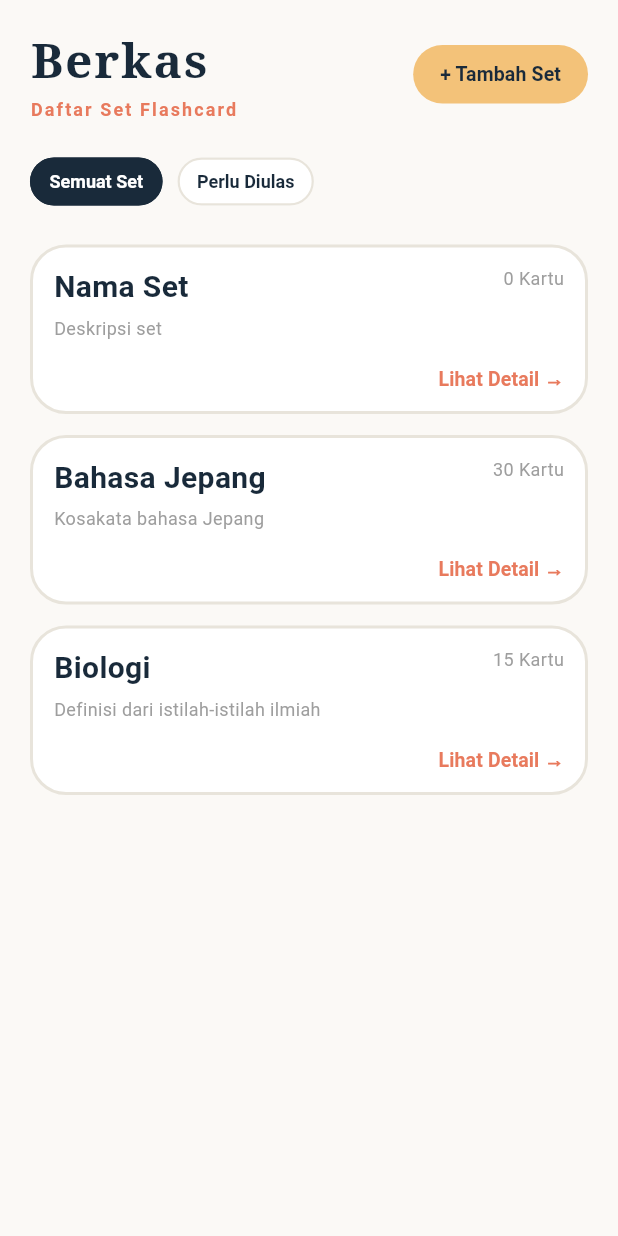
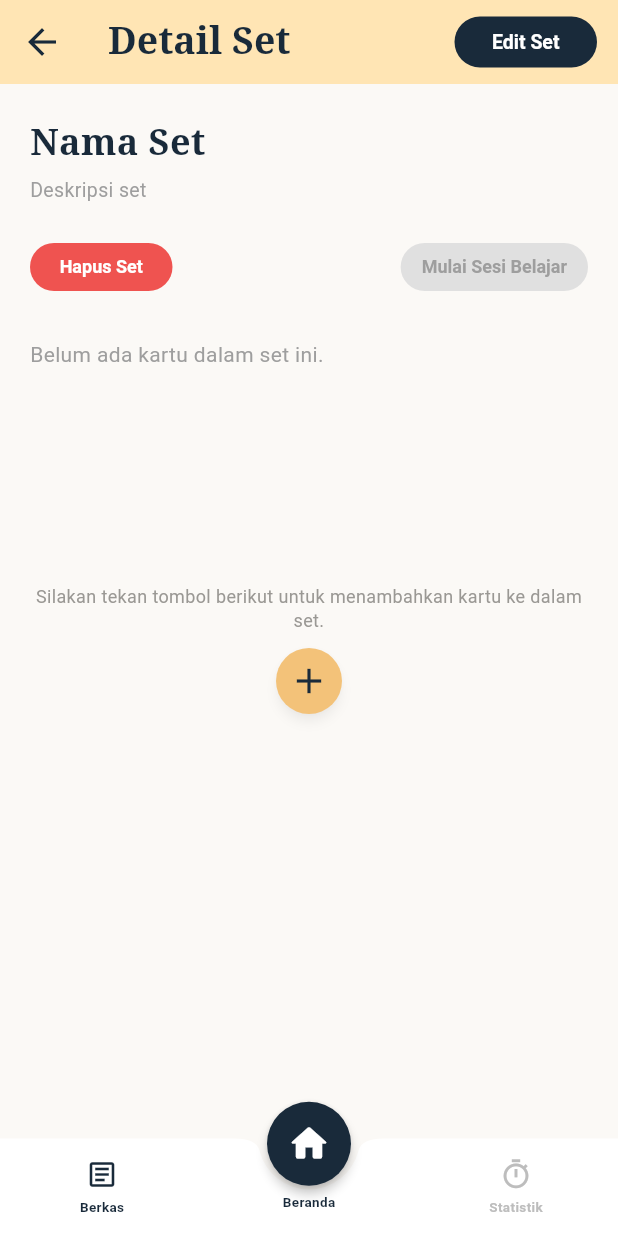
Before and after one commit to Ahmadmapple/Flashmind, a Flutter app: the BerkasPage widget shown alone on an empty page, opened directly, after a tap on "Lihat Detail →", on a phone screen of 412 x 824 dp. Run offline on Flutter 3.47's test engine with Material 3 defaults, Android fonts, the phone set to English and light mode, and no system bars.

Commit message:
Penambahan struktur dasar layar Detail Set

```diff
--- /dev/null
+++ b/lib/models/flashcard.dart
@@ -0,0 +1,16 @@
+/// Representasi satu flashcard yang menjadi bagian dari sebuah set.
+class Flashcard {
+  const Flashcard({
+    required this.id,
+    required this.setId,
+    required this.frontText,
+    required this.backText,
+    required this.createdAt,
+  });
+
+  final String id;
+  final String setId;
+  final String frontText;
+  final String backText;
+  final DateTime createdAt;
+}
--- /dev/null
+++ b/lib/models/flashcard_set.dart
@@ -0,0 +1,38 @@
+import 'flashcard.dart';
+
+/// Model data untuk satu set flashcard.
+class FlashcardSet {
+  const FlashcardSet({
+    required this.id,
+    required this.title,
+    required this.description,
+    required this.createdAt,
+    this.lastStudiedAt,
+    this.cards = const <Flashcard>[],
+  });
+
+  final String id;
+  final String title;
+  final String description;
+  final DateTime createdAt;
+  final DateTime? lastStudiedAt;
+  final List<Flashcard> cards;
+
+  int get cardCount => cards.length;
+
+  FlashcardSet copyWith({
+    String? title,
+    String? description,
+    DateTime? lastStudiedAt,
+    List<Flashcard>? cards,
+  }) {
+    return FlashcardSet(
+      id: id,
+      title: title ?? this.title,
+      description: description ?? this.description,
+      createdAt: createdAt,
+      lastStudiedAt: lastStudiedAt ?? this.lastStudiedAt,
+      cards: cards ?? this.cards,
+    );
+  }
+}
--- a/lib/pages/add_set_page.dart
+++ b/lib/pages/add_set_page.dart
@@ -1,4 +1,7 @@
 import 'package:flutter/material.dart';
+
+import '../repositories/flash_mind_repository.dart';
+import 'detail_set_page.dart';
 
 class AddSetPage extends StatefulWidget {
   const AddSetPage({super.key});
@@ -19,9 +22,6 @@ class _AddSetPageState extends State<AddSetPage> {
 
   final TextEditingController _titleController = TextEditingController();
   final TextEditingController _descriptionController = TextEditingController();
-
-  final GlobalKey<ScaffoldMessengerState> _messengerKey =
-      GlobalKey<ScaffoldMessengerState>();
 
   int _currentStep = 0;
   bool _titleValidationRequested = false;
@@ -61,21 +61,6 @@ class _AddSetPageState extends State<AddSetPage> {
     });
   }
 
-  void _showNotification(String message) {
-    final messenger = _messengerKey.currentState;
-    if (messenger == null) return;
-
-    messenger
-      ..hideCurrentSnackBar()
-      ..showSnackBar(
-        SnackBar(
-          content: Text(message),
-          behavior: SnackBarBehavior.floating,
-          margin: const EdgeInsets.fromLTRB(20, 0, 20, 32),
-        ),
-      );
-  }
-
   Future<void> _createSet() async {
     if (_isSaving) return;
     FocusScope.of(context).unfocus();
@@ -83,7 +68,10 @@ class _AddSetPageState extends State<AddSetPage> {
       _isSaving = true;
     });
 
-    await Future<void>.delayed(const Duration(milliseconds: 350));
+    final set = await FlashMindRepository.instance.createSet(
+      title: _titleController.text.trim(),
+      description: _descriptionController.text.trim(),
+    );
 
     if (!mounted) return;
 
@@ -91,7 +79,14 @@ class _AddSetPageState extends State<AddSetPage> {
       _isSaving = false;
     });
 
-    _showNotification('Layar pembuatan set sudah siap.');
+    Navigator.of(context).pushReplacement(
+      MaterialPageRoute<void>(
+        builder: (_) => DetailSetPage(
+          setId: set.id,
+          showCreatedNotification: true,
+        ),
+      ),
+    );
   }
 
   @override
@@ -107,18 +102,11 @@ class _AddSetPageState extends State<AddSetPage> {
       appBar: _buildAppBar(),
       body: SafeArea(
         bottom: false,
-        child: ScaffoldMessenger(
-          key: _messengerKey,
-          child: Scaffold(
-            backgroundColor: Colors.transparent,
-            resizeToAvoidBottomInset: false,
-            body: AnimatedSwitcher(
-              duration: const Duration(milliseconds: 180),
-              child: _currentStep == 0
-                  ? _buildTitleStep(extraBottomPadding)
-                  : _buildDescriptionStep(extraBottomPadding),
-            ),
-          ),
+        child: AnimatedSwitcher(
+          duration: const Duration(milliseconds: 180),
+          child: _currentStep == 0
+              ? _buildTitleStep(extraBottomPadding)
+              : _buildDescriptionStep(extraBottomPadding),
         ),
       ),
       floatingActionButton: Transform.translate(
--- a/lib/pages/berkas_page.dart
+++ b/lib/pages/berkas_page.dart
@@ -1,6 +1,9 @@
 import 'package:flutter/material.dart';
 
+import '../models/flashcard_set.dart';
+import '../repositories/flash_mind_repository.dart';
 import 'add_set_page.dart';
+import 'detail_set_page.dart';
 
 class BerkasPage extends StatelessWidget {
   const BerkasPage({super.key});
@@ -8,23 +11,7 @@ class BerkasPage extends StatelessWidget {
   static const Color _primaryColor = Color(0xFF192A3A);
   static const Color _accentColor = Color(0xFFF3C279);
 
-  static const List<_FlashcardSet> _sets = [
-    _FlashcardSet(
-      title: 'Nama Set',
-      description: 'Deskripsi set',
-      cardCount: 0,
-    ),
-    _FlashcardSet(
-      title: 'Bahasa Jepang',
-      description: 'Kosakata bahasa Jepang',
-      cardCount: 30,
-    ),
-    _FlashcardSet(
-      title: 'Biologi',
-      description: 'Definisi dari istilah-istilah ilmiah',
-      cardCount: 15,
-    ),
-  ];
+  static final FlashMindRepository _repository = FlashMindRepository.instance;
 
   @override
   Widget build(BuildContext context) {
@@ -34,26 +21,58 @@ class BerkasPage extends StatelessWidget {
         Expanded(
           child: SafeArea(
             top: false,
-            child: SingleChildScrollView(
+            child: AnimatedBuilder(
+              animation: _repository,
+              builder: (context, _) {
+                final sets = _repository.sets;
+
+                return SingleChildScrollView(
                   padding: const EdgeInsets.fromLTRB(20, 16, 20, 32),
                   child: Column(
                     crossAxisAlignment: CrossAxisAlignment.start,
                     children: [
                       _buildFilterRow(),
                       const SizedBox(height: 18),
-                  ..._sets.map(
+                      ...sets.map(
                         (set) => Padding(
                           padding: const EdgeInsets.only(bottom: 14),
-                      child: _FlashcardSetCard(set: set),
+                          child: _FlashcardSetCard(
+                            set: set,
+                            onViewDetail: () => _openDetail(context, set.id),
+                          ),
                         ),
                       ),
                     ],
                   ),
+                );
+              },
             ),
           ),
         ),
       ],
     );
+  }
+
+  Future<void> _openDetail(BuildContext context, String setId) async {
+    // PERUBAHAN TAHAP 2: tombol Lihat Detail sekarang membuka Detail Set
+    // menggunakan identitas set dari repository.
+    final deleted = await Navigator.of(context).push<bool>(
+      MaterialPageRoute<bool>(
+        builder: (_) => DetailSetPage(setId: setId),
+      ),
+    );
+
+    // PERUBAHAN TAHAP 2: tampilkan notifikasi setelah set benar-benar
+    // dihapus dari repository.
+    if (deleted == true && context.mounted) {
+      ScaffoldMessenger.of(context).showSnackBar(
+        const SnackBar(
+          content: Text('Set berhasil dihapus.'),
+          behavior: SnackBarBehavior.floating,
+          margin: EdgeInsets.fromLTRB(20, 0, 20, 20),
+        ),
+      );
+    }
   }
 
   Widget _buildHeader(BuildContext context) {
@@ -89,14 +108,13 @@ class BerkasPage extends StatelessWidget {
             ],
           ),
           ElevatedButton(
-            // To do: hubungkan ke alur "Tambah Set" saat sudah tersedia.
             onPressed: () {
               Navigator.of(context).push(
                 MaterialPageRoute<void>(builder: (_) => const AddSetPage()),
               );
             },
             style: ButtonStyle(
-              backgroundColor: WidgetStatePropertyAll(_accentColor),
+              backgroundColor: const WidgetStatePropertyAll(_accentColor),
               foregroundColor: const WidgetStatePropertyAll(_primaryColor),
               elevation: const WidgetStatePropertyAll(0),
               padding: const WidgetStatePropertyAll(
@@ -129,9 +147,13 @@ class BerkasPage extends StatelessWidget {
 }
 
 class _FlashcardSetCard extends StatelessWidget {
-  const _FlashcardSetCard({required this.set});
+  const _FlashcardSetCard({
+    required this.set,
+    required this.onViewDetail,
+  });
 
-  final _FlashcardSet set;
+  final FlashcardSet set;
+  final VoidCallback onViewDetail;
 
   static const Color _primaryColor = Color(0xFF192A3A);
 
@@ -210,7 +232,7 @@ class _FlashcardSetCard extends StatelessWidget {
             mainAxisAlignment: MainAxisAlignment.end,
             children: [
               TextButton(
-                onPressed: () {},
+                onPressed: onViewDetail,
                 style: TextButton.styleFrom(
                   padding: const EdgeInsets.only(left: 12, right: 0),
                   minimumSize: Size.zero,
@@ -267,15 +289,3 @@ class _FilterChip extends StatelessWidget {
     );
   }
 }
-
-class _FlashcardSet {
-  const _FlashcardSet({
-    required this.title,
-    required this.description,
-    required this.cardCount,
-  });
-
-  final String title;
-  final String description;
-  final int cardCount;
-}
--- /dev/null
+++ b/lib/pages/detail_set_page.dart
@@ -0,0 +1,440 @@
+import 'package:flutter/material.dart';
+
+import '../models/flashcard_set.dart';
+import '../repositories/flash_mind_repository.dart';
+
+class DetailSetPage extends StatefulWidget {
+  const DetailSetPage({
+    super.key,
+    required this.setId,
+    this.showCreatedNotification = false,
+  });
+
+  final String setId;
+  final bool showCreatedNotification;
+
+  @override
+  State<DetailSetPage> createState() => _DetailSetPageState();
+}
+
+class _DetailSetPageState extends State<DetailSetPage> {
+  static const Color _primaryColor = Color(0xFF192A3A);
+  static const Color _accentColor = Color(0xFFF3C279);
+  static const Color _headerColor = Color(0xFFFFE5B4);
+  static const Color _backgroundColor = Color(0xFFFBF9F6);
+  static const Color _dangerColor = Color(0xFFEF5350);
+
+  final FlashMindRepository _repository = FlashMindRepository.instance;
+
+  bool _isDeleting = false;
+  bool _notificationShown = false;
+
+  @override
+  void initState() {
+    super.initState();
+
+    if (widget.showCreatedNotification) {
+      WidgetsBinding.instance.addPostFrameCallback((_) {
+        if (!mounted || _notificationShown) return;
+        _notificationShown = true;
+        ScaffoldMessenger.of(context).showSnackBar(
+          const SnackBar(
+            content: Text('Set berhasil dibuat.'),
+            behavior: SnackBarBehavior.floating,
+            margin: EdgeInsets.fromLTRB(20, 0, 20, 78),
+          ),
+        );
+      });
+    }
+  }
+
+  Future<void> _confirmDelete(FlashcardSet set) async {
+    if (_isDeleting) return;
+
+    final bool? confirmed = await showDialog<bool>(
+      context: context,
+      builder: (dialogContext) {
+        return AlertDialog(
+          title: const Text('Hapus Set'),
+          content: Text(
+            'Apakah Anda yakin ingin menghapus set "${set.title}"?',
+          ),
+          actions: [
+            TextButton(
+              onPressed: () => Navigator.of(dialogContext).pop(false),
+              style: TextButton.styleFrom(foregroundColor: Colors.grey),
+              child: const Text('Batal'),
+            ),
+            TextButton(
+              onPressed: () => Navigator.of(dialogContext).pop(true),
+              style: TextButton.styleFrom(foregroundColor: _dangerColor),
+              child: const Text('Hapus'),
+            ),
+          ],
+        );
+      },
+    );
+
+    if (confirmed != true || !mounted) return;
+
+    setState(() {
+      _isDeleting = true;
+    });
+
+    await _repository.deleteSet(set.id);
+
+    if (!mounted) return;
+
+    Navigator.of(context).pop(true);
+  }
+
+  void _showNextStageMessage(String feature) {
+    ScaffoldMessenger.of(context).showSnackBar(
+      SnackBar(
+        content: Text('$feature akan dikembangkan pada tahap berikutnya.'),
+        behavior: SnackBarBehavior.floating,
+        margin: const EdgeInsets.fromLTRB(20, 0, 20, 10),
+      ),
+    );
+  }
+
+  @override
+  Widget build(BuildContext context) {
+    return Scaffold(
+      backgroundColor: _backgroundColor,
+      appBar: _buildAppBar(),
+      body: AnimatedBuilder(
+        animation: _repository,
+        builder: (context, _) {
+          final set = _repository.getSetById(widget.setId);
+
+          if (set == null) {
+            return const Center(child: Text('Set tidak ditemukan.'));
+          }
+
+          return _buildContent(set);
+        },
+      ),
+      floatingActionButton: _buildHomeButton(),
+      floatingActionButtonLocation: FloatingActionButtonLocation.centerDocked,
+      bottomNavigationBar: _buildBottomNavigationBar(),
+    );
+  }
+
+  PreferredSizeWidget _buildAppBar() {
+    return AppBar(
+      backgroundColor: _headerColor,
+      elevation: 0,
+      surfaceTintColor: Colors.transparent,
+      automaticallyImplyLeading: false,
+      leading: IconButton(
+        onPressed: _isDeleting ? null : () => Navigator.of(context).pop(),
+        icon: const Icon(Icons.arrow_back, size: 28),
+        color: _primaryColor,
+        tooltip: 'Kembali',
+      ),
+      title: const Text(
+        'Detail Set',
+        style: TextStyle(
+          fontSize: 25,
+          fontWeight: FontWeight.bold,
+          fontFamily: 'serif',
+          color: _primaryColor,
+        ),
+      ),
+      centerTitle: false,
+      actions: [
+        Padding(
+          padding: const EdgeInsets.only(right: 14, top: 10, bottom: 10),
+          child: TextButton(
+            onPressed: _isDeleting
+                ? null
+                : () => _showNextStageMessage('Edit Set'),
+            style: TextButton.styleFrom(
+              backgroundColor: _primaryColor,
+              foregroundColor: Colors.white,
+              minimumSize: const Size(95, 34),
+              padding: const EdgeInsets.symmetric(horizontal: 14),
+              shape: RoundedRectangleBorder(
+                borderRadius: BorderRadius.circular(18),
+              ),
+              textStyle: const TextStyle(
+                fontSize: 13,
+                fontWeight: FontWeight.w700,
+              ),
+            ),
+            child: const Text('Edit Set'),
+          ),
+        ),
+      ],
+    );
+  }
+
+  Widget _buildContent(FlashcardSet set) {
+    final bool isEmpty = set.cardCount == 0;
+
+    return SafeArea(
+      top: false,
+      bottom: false,
+      child: Column(
+        children: [
+          Expanded(
+            child: SingleChildScrollView(
+              padding: const EdgeInsets.fromLTRB(20, 22, 20, 20),
+              child: Column(
+                crossAxisAlignment: CrossAxisAlignment.start,
+                children: [
+                  Text(
+                    set.title,
+                    maxLines: 2,
+                    overflow: TextOverflow.ellipsis,
+                    style: const TextStyle(
+                      fontSize: 24,
+                      fontWeight: FontWeight.bold,
+                      fontFamily: 'serif',
+                      color: _primaryColor,
+                    ),
+                  ),
+                  const SizedBox(height: 6),
+                  Text(
+                    set.description.isEmpty
+                        ? 'Tidak ada deskripsi set.'
+                        : set.description,
+                    maxLines: 3,
+                    overflow: TextOverflow.ellipsis,
+                    style: const TextStyle(
+                      fontSize: 13,
+                      color: Colors.grey,
+                      height: 1.25,
+                    ),
+                  ),
+                  const SizedBox(height: 28),
+                  Row(
+                    mainAxisAlignment: MainAxisAlignment.spaceBetween,
+                    children: [
+                      _buildDeleteButton(set),
+                      _buildStudyButton(enabled: !isEmpty),
+                    ],
+                  ),
+                  const SizedBox(height: 32),
+                  if (isEmpty) _buildEmptyState(),
+                ],
+              ),
+            ),
+          ),
+        ],
+      ),
+    );
+  }
+
+  Widget _buildDeleteButton(FlashcardSet set) {
+    return SizedBox(
+      height: 32,
+      child: ElevatedButton(
+        onPressed: _isDeleting ? null : () => _confirmDelete(set),
+        style: ButtonStyle(
+          backgroundColor: const WidgetStatePropertyAll(_dangerColor),
+          foregroundColor: const WidgetStatePropertyAll(Colors.white),
+          elevation: const WidgetStatePropertyAll(0),
+          padding: const WidgetStatePropertyAll(
+            EdgeInsets.symmetric(horizontal: 16),
+          ),
+          minimumSize: const WidgetStatePropertyAll(Size(95, 32)),
+          shape: WidgetStatePropertyAll(
+            RoundedRectangleBorder(borderRadius: BorderRadius.circular(18)),
+          ),
+          textStyle: const WidgetStatePropertyAll(
+            TextStyle(fontSize: 12, fontWeight: FontWeight.w700),
+          ),
+        ),
+        child: _isDeleting
+            ? const SizedBox(
+                width: 14,
+                height: 14,
+                child: CircularProgressIndicator(
+                  strokeWidth: 1.5,
+                  color: Colors.white,
+                ),
+              )
+            : const Text('Hapus Set'),
+      ),
+    );
+  }
+
+  Widget _buildStudyButton({required bool enabled}) {
+    return SizedBox(
+      height: 32,
+      child: ElevatedButton(
+        onPressed: enabled && !_isDeleting
+            ? () => _showNextStageMessage('Mulai Sesi Belajar')
+            : null,
+        style: ButtonStyle(
+          backgroundColor: WidgetStateProperty.resolveWith((states) {
+            if (!enabled || states.contains(WidgetState.disabled)) {
+              return Colors.grey.shade300;
+            }
+            return _accentColor;
+          }),
+          foregroundColor: WidgetStateProperty.resolveWith((states) {
+            if (!enabled || states.contains(WidgetState.disabled)) {
+              return Colors.grey.shade500;
+            }
+            return _primaryColor;
+          }),
+          elevation: const WidgetStatePropertyAll(0),
+          padding: const WidgetStatePropertyAll(
+            EdgeInsets.symmetric(horizontal: 14),
+          ),
+          minimumSize: const WidgetStatePropertyAll(Size(95, 32)),
+          shape: WidgetStatePropertyAll(
+            RoundedRectangleBorder(borderRadius: BorderRadius.circular(18)),
+          ),
+          textStyle: const WidgetStatePropertyAll(
+            TextStyle(fontSize: 12, fontWeight: FontWeight.w700),
+          ),
+        ),
+        child: const Text('Mulai Sesi Belajar'),
+      ),
+    );
+  }
+
+  Widget _buildEmptyState() {
+    return SizedBox(
+      height: 250,
+      child: Column(
+        children: [
+          const Align(
+            alignment: Alignment.centerLeft,
+            child: Text(
+              'Belum ada kartu dalam set ini.',
+              style: TextStyle(fontSize: 14, color: Colors.grey),
+            ),
+          ),
+          const Spacer(),
+          const Text(
+            'Silakan tekan tombol berikut untuk menambahkan kartu ke dalam set.',
+            textAlign: TextAlign.center,
+            style: TextStyle(
+              fontSize: 12,
+              color: Color(0xFF9A9894),
+              height: 1.35,
+            ),
+          ),
+          const SizedBox(height: 10),
+          Material(
+            color: _accentColor,
+            elevation: 3,
+            shadowColor: Colors.black26,
+            shape: const CircleBorder(),
+            child: InkWell(
+              customBorder: const CircleBorder(),
+              onTap: _isDeleting
+                  ? null
+                  : () => _showNextStageMessage('Tambah Kartu'),
+              child: const SizedBox(
+                width: 44,
+                height: 44,
+                child: Icon(Icons.add, color: _primaryColor, size: 28),
+              ),
+            ),
+          ),
+        ],
+      ),
+    );
+  }
+
+  Widget _buildHomeButton() {
+    return Transform.translate(
+      offset: const Offset(0, 12),
+      child: Column(
+        mainAxisSize: MainAxisSize.min,
+        children: [
+          SizedBox(
+            width: 56,
+            height: 56,
+            child: FloatingActionButton(
+              onPressed: _isDeleting
+                  ? null
+                  : () =>
+                        Navigator.of(context)
+                            .popUntil((route) => route.isFirst),
+              backgroundColor: _primaryColor,
+              foregroundColor: Colors.white,
+              shape: const CircleBorder(),
+              elevation: 3,
+              child: const Icon(Icons.home_rounded, size: 30),
+            ),
+          ),
+          const SizedBox(height: 4),
+          const Text(
+            'Beranda',
+            style: TextStyle(
+              fontSize: 9,
+              color: _primaryColor,
+              fontWeight: FontWeight.bold,
+            ),
+          ),
+        ],
+      ),
+    );
+  }
+
+  Widget _buildBottomNavigationBar() {
+    return BottomAppBar(
+      color: Colors.white,
+      elevation: 2,
+      height: 65,
+      padding: const EdgeInsets.symmetric(horizontal: 36),
+      shape: const CircularNotchedRectangle(),
+      notchMargin: 6,
+      child: Row(
+        mainAxisAlignment: MainAxisAlignment.spaceBetween,
+        children: [
+          _buildBottomNavItem(
+            icon: Icons.article_outlined,
+            label: 'Berkas',
+            onTap: _isDeleting ? null : () => Navigator.of(context).pop(),
+          ),
+          const SizedBox(width: 72),
+          _buildBottomNavItem(
+            icon: Icons.timer_outlined,
+            label: 'Statistik',
+            onTap: null,
+          ),
+        ],
+      ),
+    );
+  }
+
+  Widget _buildBottomNavItem({
+    required IconData icon,
+    required String label,
+    required VoidCallback? onTap,
+  }) {
+    final color = label == 'Berkas' ? _primaryColor : Colors.grey.shade400;
+
+    return GestureDetector(
+      behavior: HitTestBehavior.opaque,
+      onTap: onTap,
+      child: SizedBox(
+        width: 64,
+        height: 65,
+        child: Column(
+          mainAxisAlignment: MainAxisAlignment.center,
+          children: [
+            Icon(icon, color: color, size: 22),
+            const SizedBox(height: 4),
+            Text(
+              label,
+              style: TextStyle(
+                fontSize: 9,
+                color: color,
+                fontWeight: FontWeight.w600,
+              ),
+            ),
+          ],
+        ),
+      ),
+    );
+  }
+}
--- /dev/null
+++ b/lib/repositories/flash_mind_repository.dart
@@ -0,0 +1,69 @@
+import 'package:flutter/foundation.dart';
+
+import '../models/flashcard_set.dart';
+
+class FlashMindRepository extends ChangeNotifier {
+  FlashMindRepository._internal()
+    : _sets = [
+        FlashcardSet(
+          id: 'set-1',
+          title: 'Nama Set',
+          description: 'Deskripsi set',
+          createdAt: DateTime(2026, 9, 28),
+        ),
+        FlashcardSet(
+          id: 'set-2',
+          title: 'Bahasa Jepang',
+          description: 'Kosakata bahasa Jepang',
+          createdAt: DateTime(2026, 9, 28),
+        ),
+        FlashcardSet(
+          id: 'set-3',
+          title: 'Biologi',
+          description: 'Definisi dari istilah-istilah ilmiah',
+          createdAt: DateTime(2026, 9, 28),
+        ),
+      ];
+
+  static final FlashMindRepository instance = FlashMindRepository._internal();
+
+  final List<FlashcardSet> _sets;
+  int _nextSetNumber = 4;
+
+  List<FlashcardSet> get sets => List.unmodifiable(_sets);
+
+  FlashcardSet? getSetById(String id) {
+    for (final set in _sets) {
+      if (set.id == id) return set;
+    }
+    return null;
+  }
+
+  Future<FlashcardSet> createSet({
+    required String title,
+    required String description,
+  }) async {
+    await Future<void>.delayed(const Duration(milliseconds: 300));
+
+    final set = FlashcardSet(
+      id: 'set-${_nextSetNumber++}',
+      title: title,
+      description: description,
+      createdAt: DateTime.now(),
+    );
+
+    _sets.add(set);
+    notifyListeners();
+    return set;
+  }
+
+  Future<void> deleteSet(String id) async {
+    await Future<void>.delayed(const Duration(milliseconds: 250));
+
+    final index = _sets.indexWhere((set) => set.id == id);
+    if (index == -1) return;
+
+    _sets.removeAt(index);
+    notifyListeners();
+  }
+}
```
Lines whose indentation alone changed are shown as unchanged.
